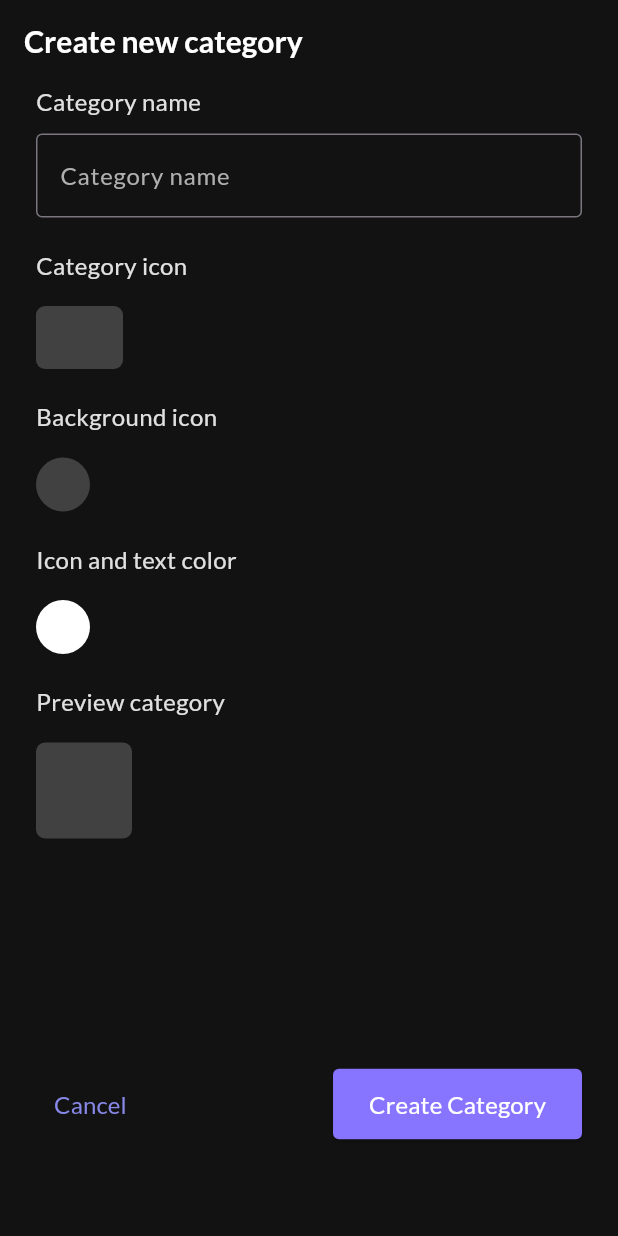
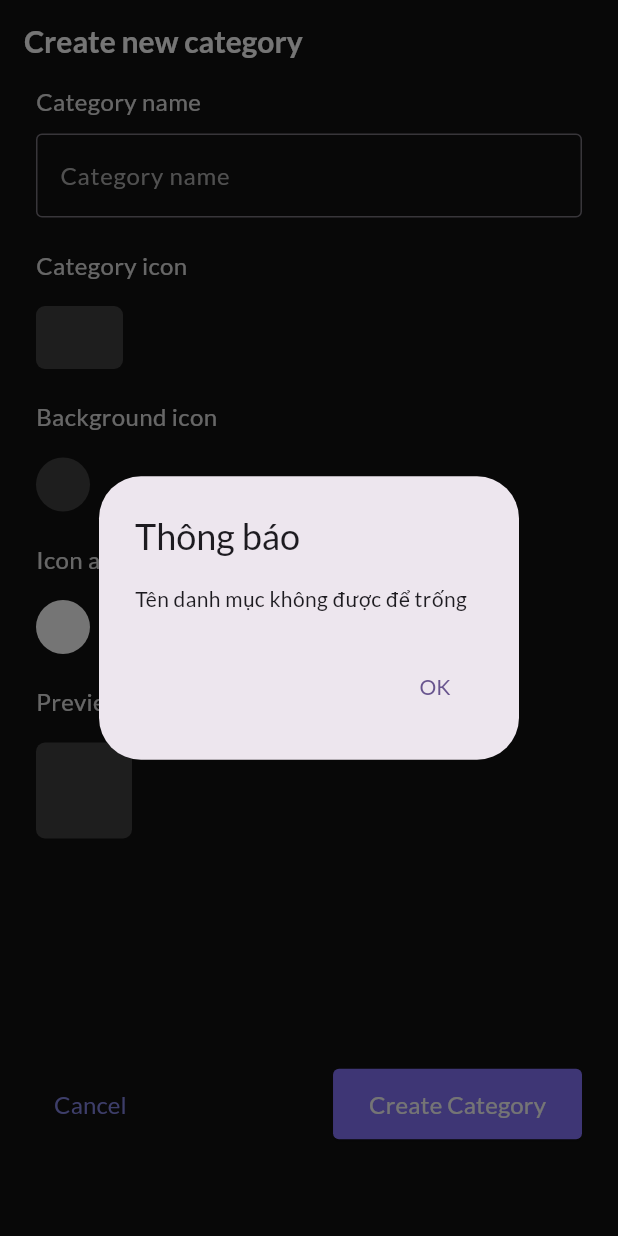
Before and after one commit to duongthai2003/flutter-up-todo, a Flutter app: the screen it shows after launch, after a tap on "Choose icon from library", after a tap on "Create Category", on a phone screen of 412 x 824 dp. Run offline on Flutter 3.47's test engine with Material 3 defaults, Android fonts, the phone set to English and light mode, and no system bars; our stand-ins replace easy_localization, flutter_colorpicker, google_fonts, realm, shared_preferences; missing offline and left inert: flutter_iconpicker; generated files the repository leaves out were written again.

```diff
--- a/lib/ui/category/createOrEditCategory.dart
+++ b/lib/ui/category/createOrEditCategory.dart
@@ -323,15 +323,24 @@ class _CreateOrEditCategoryState extends State<CreateOrEditCategory> {
     );
   }
 
-  void _handleCreateCategory() {
+  void _handleCreateCategory() async {
+    try {
       final categoryName = _nameCategoryController.text;
-    final categoryBackgroundColor = '#${backgroundCategoryColor.toHexString()}';
+      final categoryBackgroundColor =
+          '#${backgroundCategoryColor.toHexString()}';
       final iconAndTextColorHex = '#${iconAndTextColor.toHexString()}';
+      print(Configuration.defaultRealmPath);
 
-    if (categoryName.isEmpty || _iconSelected?.data == null) {
+      if (categoryName.isEmpty) {
         // không làm gì cả
         // show thông báo cho user biết
-
+        _showAlert("Thông báo", "Tên danh mục không được để trống");
+        return;
+      }
+      if (_iconSelected?.data == null) {
+        // không làm gì cả
+        // show thông báo cho user biết
+        _showAlert("Thông báo", "Icon không được để trống");
         return;
       }
 
@@ -345,7 +354,7 @@ class _CreateOrEditCategoryState extends State<CreateOrEditCategory> {
         categoryBackgroundColor,
         iconAndTextColorHex,
       );
-    realm.write(() {
+      await realm.writeAsync(() {
         realm.add(category);
       });
       _iconSelected = null;
@@ -354,6 +363,10 @@ class _CreateOrEditCategoryState extends State<CreateOrEditCategory> {
       setState(() {}); // viết như này nghĩa là  báo cho Flutter rằng dữ liệu của màn hình này vừa đổi, nên cần vẽ lại widget.
       // show thông báo cho user biết
       _showAlert("Thông báo", "Danh mục đã được tạo thành công");
+    } catch (error) {
+      print(error);
+      _showAlert("Thông báo", "Tạo danh mục thất bại");
+    }
   }
 
   void _chooseIcon() async {
@@ -390,21 +403,25 @@ class _CreateOrEditCategoryState extends State<CreateOrEditCategory> {
     );
   }
 
-  void _onChooseIconAndTextCategoryColor() async {
+  void _onChooseIconAndTextCategoryColor() {
     showDialog(
       context: context,
       builder: (context) {
         //  cách hiển thị list màu 2
         return AlertDialog(
-          content: SingleChildScrollView(
+          content: Listener(
+            onPointerUp: (_) {
+              Navigator.pop(context);
+            },
+            child: SingleChildScrollView(
               child: ColorPicker(
                 pickerColor: iconAndTextColor,
                 onColorChanged: (Color newColor) {
                   setState(() {
                     iconAndTextColor = newColor;
                   });
-                Navigator.pop(context);
                 },
+              ),
             ),
           ),
         );
```
Also changed, not shown: 9 other files. Lines whose indentation alone changed are shown as unchanged.
